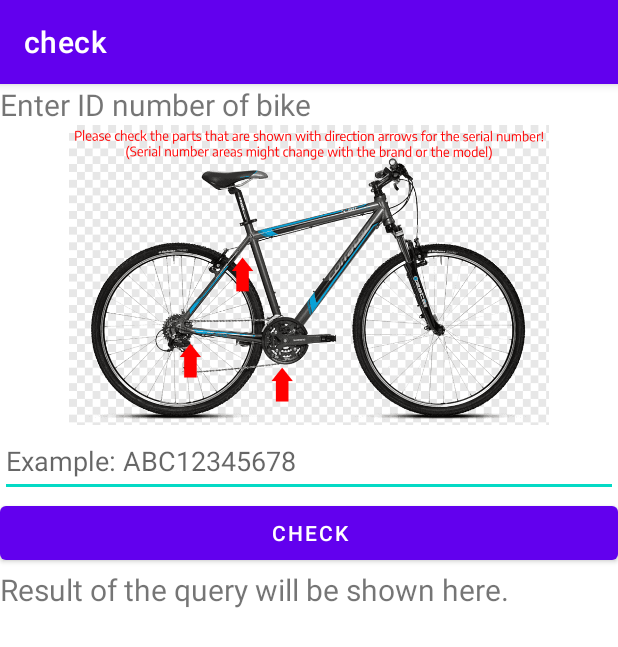
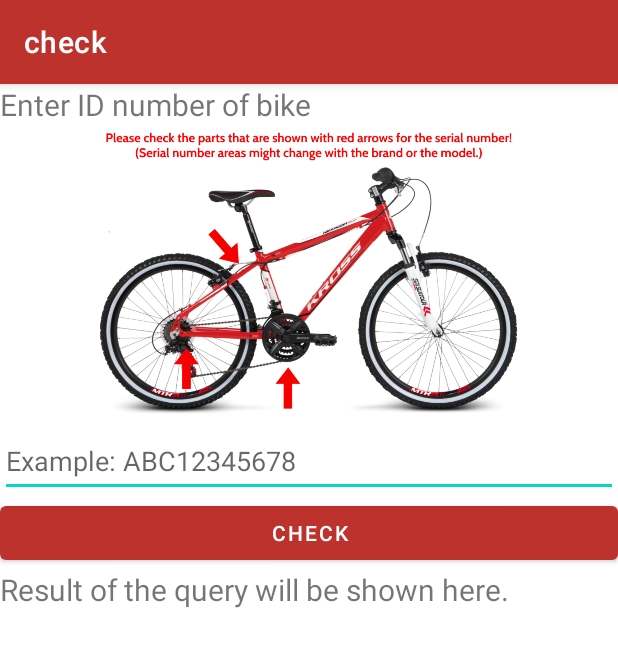
Before and after one commit to OrkunKURUN/Project-OMO-Mobile-App, an Android app: the CheckStolen screen opened directly, with no data from a screen before it, on a phone screen of 412 x 824 dp. Shown: the top 647 px of the screen. Run offline under Robolectric (Android 15) with nearby library versions, the phone set to English and light mode, and no system bars.

Commit message:
Sunuma hazır uygulama

```diff
--- a/ProjectOMO/app/src/main/res/values/themes.xml
+++ b/ProjectOMO/app/src/main/res/values/themes.xml
@@ -2,8 +2,8 @@
     <!-- Base application theme. -->
     <style name="Theme.ProjectOMO" parent="Theme.MaterialComponents.DayNight.DarkActionBar">
         <!-- Primary brand color. -->
-        <item name="colorPrimary">@color/purple_500</item>
-        <item name="colorPrimaryVariant">@color/purple_700</item>
+        <item name="colorPrimary">#BE322D</item>
+        <item name="colorPrimaryVariant">#BFBE322D</item>
         <item name="colorOnPrimary">@color/white</item>
         <!-- Secondary brand color. -->
         <item name="colorSecondary">@color/teal_200</item>
```
Also changed, not shown: ProjectOMO/app/src/main/res/drawable/where_is_id.png.
